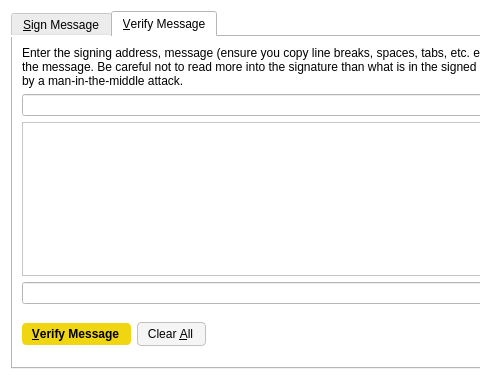
Qt form src/qt/forms/signverifymessagedialog.ui (piratecash/piratecash) before a commit; both pictures show x 0 to 480 and y 0 to 380 of the 700 by 380 pixel window.
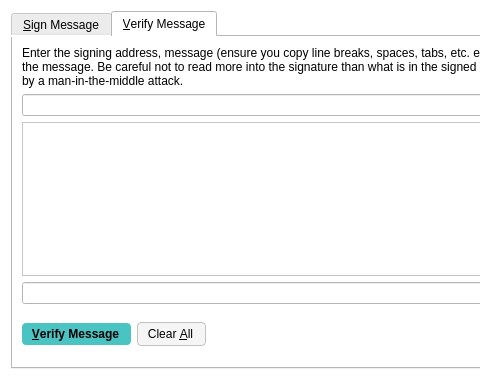
The same form after that commit. Icons and pictures are not drawn. Custom widgets are drawn as their Qt base class.

```diff
--- a/src/qt/forms/signverifymessagedialog.ui
+++ b/src/qt/forms/signverifymessagedialog.ui
@@ -327,10 +327,10 @@
             <string>Verify the message to ensure it was signed with the specified Piratecash address</string>
            </property>
            <property name="styleSheet">
-            <string notr="true">background-color: rgb(240, 213, 17);
+            <string notr="true">background-color: rgb(74, 195, 195);
 color: rgb(0,0,0);
 border-radius: 4px;
-border-color:  rgb(240, 213, 17);
+border-color:  rgb(74, 195, 195);
 font-weight: 600;
 padding: 4px;
 padding-left: 10px;
```
Left out of the diff: 4 changed lines with no effect on the pictures.
